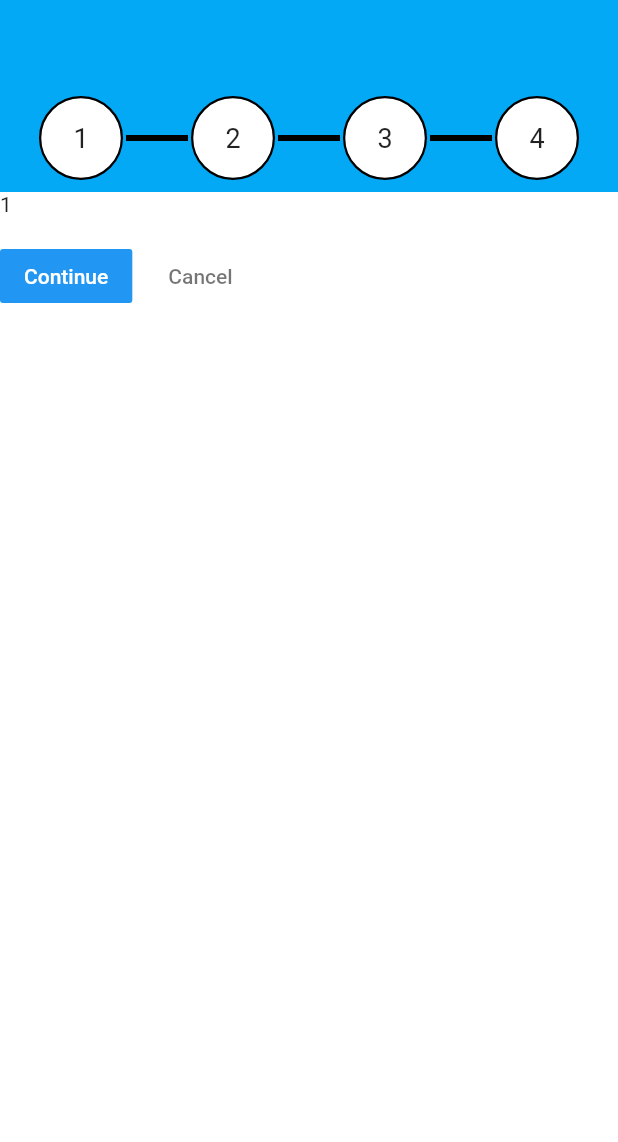
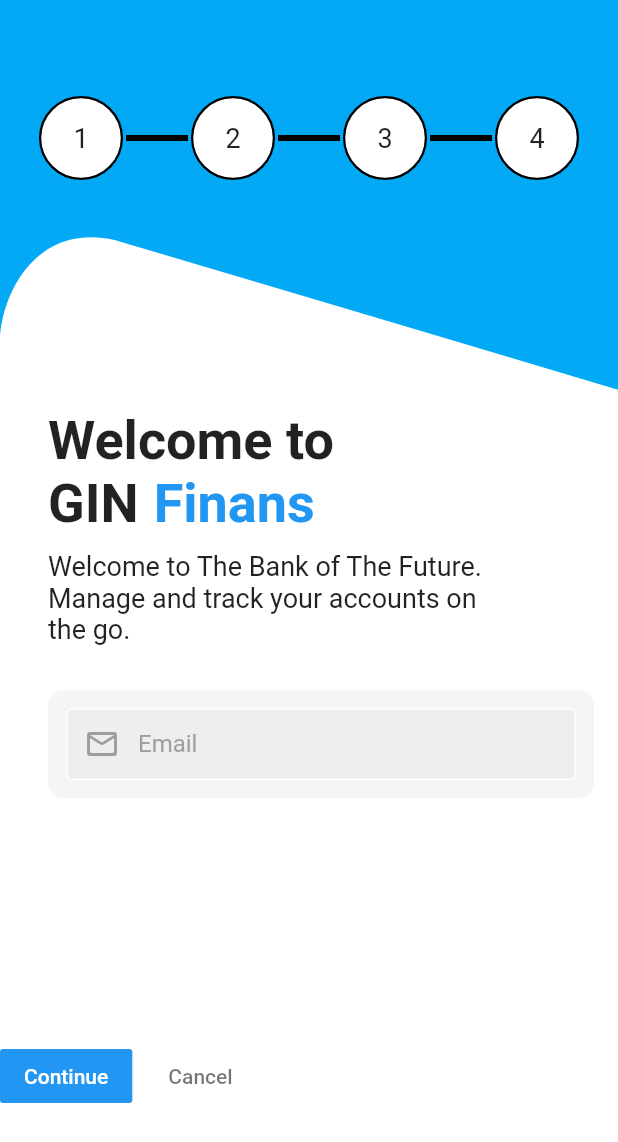
Before and after one commit to baguskto/Register-Stepper, a Flutter app: the screen it shows after launch, on a phone screen of 412 x 824 dp. Shown: the top 1142 px of the screen. Run offline on Flutter 3.47's test engine with Material 2 defaults, Android fonts, the phone set to English and light mode, and no system bars; statements that could not run were skipped.

Commit message:
feat: add email page

```diff
--- a/lib/pages/register_steps_page.dart
+++ b/lib/pages/register_steps_page.dart
@@ -10,6 +10,14 @@ class _RegisterStepsState extends State<RegisterSteps> {
   int _currentStep = 0;
   CustomStepperType stepperType = CustomStepperType.vertical;
   Color bgColor = Colors.white;
+  TextEditingController emailController = TextEditingController();
+
+
+  bool isValidEmail(input) {
+    return RegExp(
+        r"^[a-zA-Z0-9.a-zA-Z0-9.!#$%&'*+-/=?^_`{|}~]+@[a-zA-Z0-9]+\.[a-zA-Z]+")
+        .hasMatch(input);
+  }
 
   void _showToast(BuildContext context) {
     final scaffold = ScaffoldMessenger.of(context);
@@ -58,6 +66,111 @@ class _RegisterStepsState extends State<RegisterSteps> {
     }
   }
 
+
+  Widget emailPage() {
+    return Container(
+      color: Colors.lightBlue,
+      height: MediaQuery.of(context).size.height / 1.5,
+      child: Stack(
+        children: [
+          Positioned(
+            bottom: MediaQuery.of(context).size.height / 3.5,
+            child: CustomPaint(
+              size: Size(MediaQuery.of(context).size.width,
+                  (MediaQuery.of(context).size.width * 0.74875).toDouble()),
+              painter: WidgetBgEmailPath(),
+            ),
+          ),
+          Positioned(
+            bottom: MediaQuery.of(context).size.height / 20,
+            child: Container(
+                padding: EdgeInsets.symmetric(horizontal: 32, vertical: 24),
+                alignment: Alignment.bottomCenter,
+                child: Column(
+                  mainAxisAlignment: MainAxisAlignment.end,
+                  crossAxisAlignment: CrossAxisAlignment.start,
+                  children: [
+                    Text(
+                      "Welcome to",
+                      style:
+                      TextStyle(fontWeight: FontWeight.bold, fontSize: 36),
+                    ),
+                    Row(
+                      children: [
+                        Text(
+                          "GIN",
+                          style: TextStyle(
+                              fontWeight: FontWeight.bold, fontSize: 36),
+                        ),
+                        SizedBox(
+                          width: 10,
+                        ),
+                        Text(
+                          "Finans",
+                          style: TextStyle(
+                              fontWeight: FontWeight.bold,
+                              fontSize: 36,
+                              color: Colors.blue),
+                        ),
+                      ],
+                    ),
+                    SizedBox(
+                      height: 10,
+                    ),
+                    Text(
+                      "Welcome to The Bank of The Future.\nManage and track your accounts on\nthe go.",
+                      style: TextStyle(fontSize: 18),
+                    ),
+                    SizedBox(
+                      height: 30,
+                    ),
+                    Container(
+                      width: MediaQuery.of(context).size.width - 48,
+                      padding: EdgeInsets.all(12),
+                      decoration: BoxDecoration(
+                          color: Colors.grey.shade100,
+                          borderRadius: BorderRadius.circular(10)),
+                      child: TextFormField(
+                        autovalidateMode: AutovalidateMode.onUserInteraction,
+                        controller: emailController,
+                        keyboardType: TextInputType.emailAddress,
+                        onSaved: (input) => emailController.text = input,
+                        validator: (input) =>
+                        !isValidEmail(input) ? "Email tidak valid" : null,
+                        decoration: InputDecoration(
+                          filled: true,
+                          fillColor: Colors.grey.shade200,
+                          labelText: "Email",
+                          floatingLabelBehavior: FloatingLabelBehavior.never,
+                          labelStyle: TextStyle(color: Colors.grey),
+                          contentPadding: EdgeInsets.all(12),
+                          hintText: 'example@email.com',
+                          hintStyle: TextStyle(
+                              color: Theme.of(context)
+                                  .focusColor
+                                  .withOpacity(0.7)),
+                          prefixIcon: Icon(Icons.mail_outline_rounded,
+                              color: Colors.grey),
+                          border: OutlineInputBorder(
+                              borderSide: BorderSide(color: Colors.white)),
+                          focusedBorder: OutlineInputBorder(
+                              borderSide: BorderSide(color: Colors.white)),
+                          enabledBorder: OutlineInputBorder(
+                              borderSide: BorderSide(color: Colors.white)),
+                        ),
+                      ),
+                    ),
+                    SizedBox(
+                      height: 80,
+                    ),
+                  ],
+                )),
+          ),
+        ],
+      ),
+    );
+  }
+
   @override
   Widget build(BuildContext context) {
     return Scaffold(
@@ -98,9 +211,7 @@ class _RegisterStepsState extends State<RegisterSteps> {
                   },
                   steps: <CustomStep>[
                     CustomStep(
-                      content: Container(
-                        child: Text("1"),
-                      ),
+                      content: emailPage(),
                       isActive: _currentStep >= 1,
                     ),
                     CustomStep(
```
